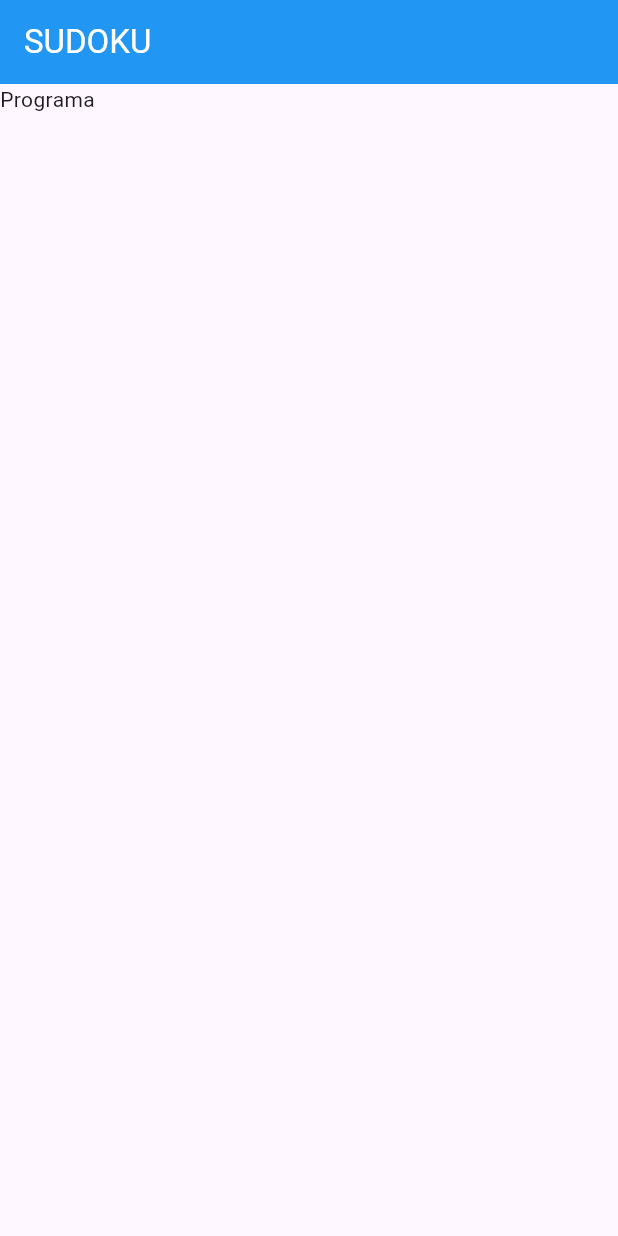
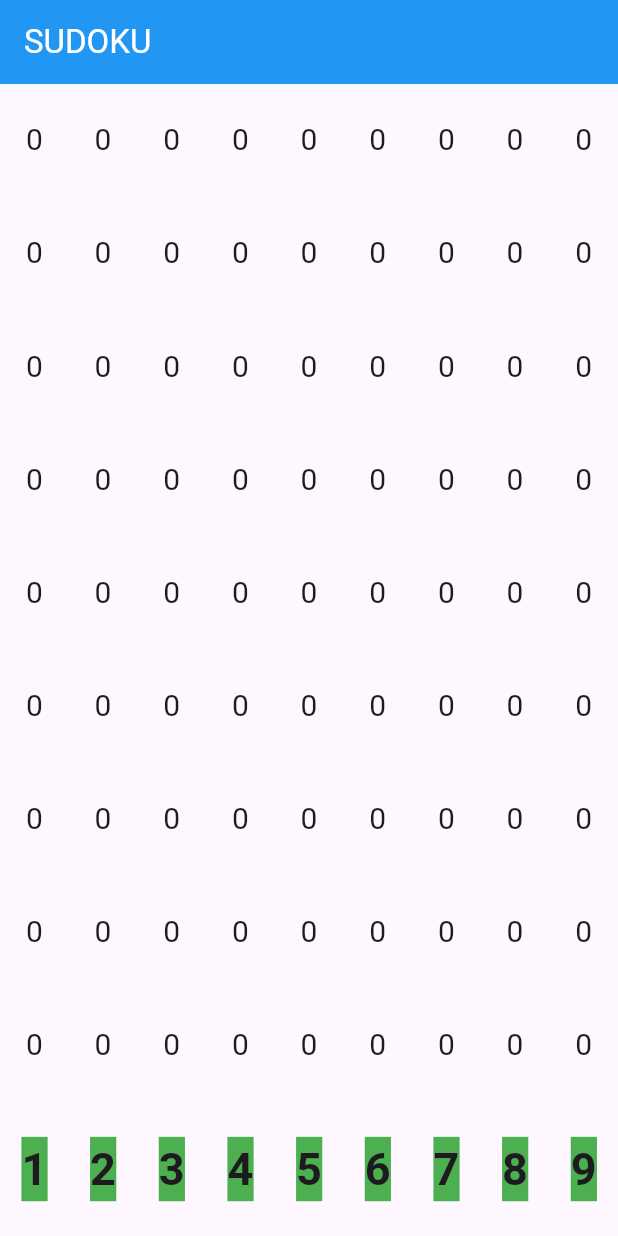
Before and after one commit to ismaelfirmiano/flutter_apps, a Flutter app: the screen it shows after launch, on a phone screen of 412 x 824 dp. Run offline on Flutter 3.47's test engine with Material 3 defaults, Android fonts, the phone set to English and light mode, and no system bars.

Commit message:
Seleção de nível, SUDOKU

```diff
--- /dev/null
+++ b/sudoku_app/lib/app.dart
@@ -0,0 +1,26 @@
+import 'package:flutter/material.dart';
+
+import 'game.dart';
+// ignore: unused_import
+import 'home.dart';
+
+class App extends StatefulWidget {
+  const App({super.key});
+
+  @override
+  State<App> createState() => _AppState();
+}
+
+class _AppState extends State<App> {
+  @override
+  Widget build(BuildContext context) {
+    return Scaffold(
+      appBar: AppBar(
+        title: const Text("SUDOKU"),
+        backgroundColor: Colors.blue,
+        foregroundColor: Colors.white,
+      ),
+      body: const Game()
+    );
+  }
+}
--- /dev/null
+++ b/sudoku_app/lib/game.dart
@@ -0,0 +1,68 @@
+import 'package:flutter/material.dart';
+
+class Game extends StatefulWidget {
+  const Game({super.key});
+
+  @override
+  State<Game> createState() => _GameState();
+}
+
+class _GameState extends State<Game> {
+
+  final _mat = [
+    0,0,0,    0,0,0,    0,0,0,
+    0,0,0,    0,0,0,    0,0,0,
+    0,0,0,    0,0,0,    0,0,0,
+
+    0,0,0,    0,0,0,    0,0,0,
+    0,0,0,    0,0,0,    0,0,0,
+    0,0,0,    0,0,0,    0,0,0,
+
+    0,0,0,    0,0,0,    0,0,0,
+    0,0,0,    0,0,0,    0,0,0,
+    0,0,0,    0,0,0,    0,0,0,
+  ];
+
+  @override
+  Widget build(BuildContext context) {
+    return Center(
+        child: Column(
+          mainAxisAlignment: MainAxisAlignment.spaceAround,
+          children: [
+            for(int i = 0; i < 9; i++)
+              Row(
+                mainAxisAlignment: MainAxisAlignment.spaceAround,
+                children: [
+                  for (int j = 0; j < 9; j++)
+                    Text(
+                      _mat[i * 9 + j].toString(),
+                      style: const TextStyle(
+                        fontSize: 20,
+                      ),
+                    ),
+                ],
+              ),
+            Row(
+              mainAxisAlignment: MainAxisAlignment.spaceAround,
+              children: [
+                for (int i = 1; i < 10; i++)
+                  GestureDetector(
+                    child:
+                      Text(
+                        i.toString(),
+                        style: const TextStyle(
+                          fontSize: 30,
+                          fontWeight: FontWeight.bold,
+                          backgroundColor: Colors.green
+                        ),
+                      ),
+                  )
+
+              ],
+            )
+
+          ],
+        ),
+    );
+  }
+}
--- a/sudoku_app/lib/main.dart
+++ b/sudoku_app/lib/main.dart
@@ -1,11 +1,11 @@
 import 'package:flutter/material.dart';
 
-import 'home.dart';
+import 'app.dart';
 
 void main() {
   runApp(const MaterialApp(
     title: "Projeto 3",
     debugShowCheckedModeBanner: false,
-    home: Home()
+    home: App()
   ));
 }
```
Also changed, not shown: sudoku_app/lib/home.dart (+66 -6 lines).
